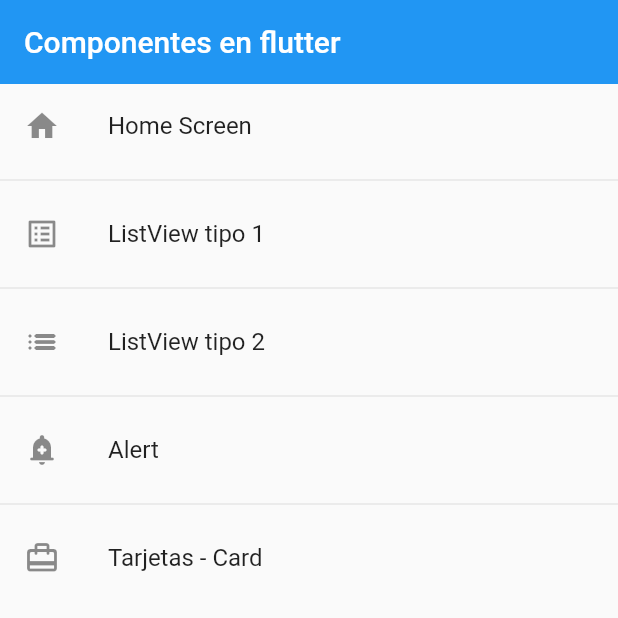
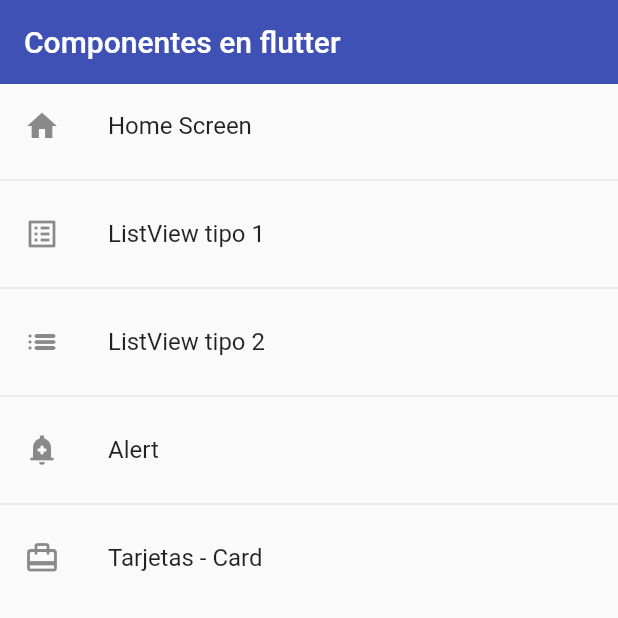
Before and after one commit to gnievap/componentes_flutter, a Flutter app: the screen it shows after launch, on a phone screen of 412 x 824 dp, the top half of it. Run offline on Flutter 3.47's test engine with Material 2 defaults, Android fonts, the phone set to English and light mode, and no system bars.

Commit message:
Iniciando con el theme

```diff
--- a/lib/main.dart
+++ b/lib/main.dart
@@ -16,7 +16,17 @@ class MyApp extends StatelessWidget {
       //home: const CardScreen(),
       initialRoute: AppRoutes.initialRoute,
       routes: AppRoutes.getAppRoutes(),
-      onGenerateRoute: AppRoutes.onGenerateRoute
+      onGenerateRoute: AppRoutes.onGenerateRoute,
+      theme: ThemeData.light().copyWith(
+        // Color primario
+        primaryColor : Colors.indigo,
+        // AppBar Theme
+        appBarTheme: const AppBarTheme(
+          color: Colors.indigo,
+          elevation: 0,
+        ),
+
+      ),
     );
   }
 }
```
